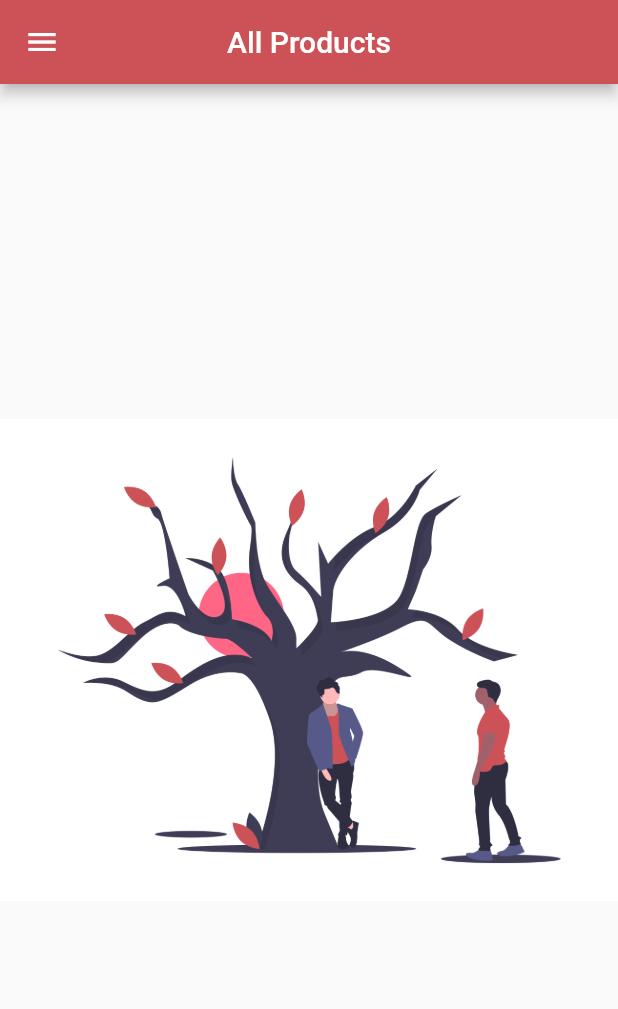
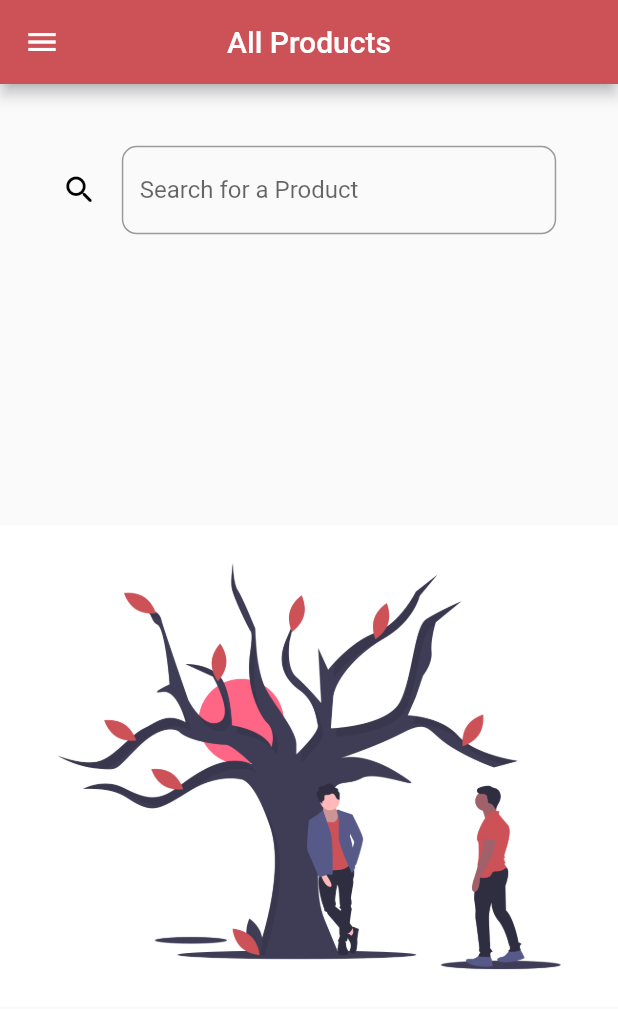
Before and after one commit to DarkNinja15/e-commerce, a Flutter app: the ViewProducts screen opened directly, on a phone screen of 412 x 824 dp. Shown: the top 1009 px of the screen. Run offline on Flutter 3.47's test engine with Material 2 defaults, Android fonts, the phone set to English and light mode, and no system bars; our stand-ins replace cloud_firestore, firebase_auth, firebase_core, firebase_storage, flutter_slidable, flutter_spinkit and 1 more; accounts and stored records are empty.

Commit message:
completed all products screen

```diff
--- a/admin/admin_panel/lib/screens/view_products_screen.dart
+++ b/admin/admin_panel/lib/screens/view_products_screen.dart
@@ -18,6 +18,27 @@ class ViewProducts extends StatelessWidget {
         ),
         body: Column(
           children: [
+            Padding(
+              padding: EdgeInsets.symmetric(
+                  horizontal: MediaQuery.of(context).size.width * 0.1,
+                  vertical: MediaQuery.of(context).size.width * 0.1),
+              child: TextField(
+                style: const TextStyle(),
+                keyboardType: TextInputType.text,
+                decoration: InputDecoration(
+                  fillColor: Colors.grey.shade100,
+                  // filled: true,
+                  hintText: "Search for a Product",
+                  icon: const Icon(
+                    Icons.search_rounded,
+                    color: Colors.black,
+                  ),
+                  border: OutlineInputBorder(
+                    borderRadius: BorderRadius.circular(10),
+                  ),
+                ),
+              ),
+            ),
             Expanded(
               child: StreamBuilder(
                 stream: FirebaseFirestore.instance
--- a/admin/admin_panel/pubspec.yaml
+++ b/admin/admin_panel/pubspec.yaml
@@ -36,6 +36,7 @@ dependencies:
   firebase_storage: ^11.0.9
   flutter:
     sdk: flutter
+  flutter_slidable: ^2.0.0
   flutter_spinkit: ^5.1.0
   image_picker: ^0.8.6
   uuid: ^3.0.7
```
Also changed, not shown: admin/admin_panel/lib/screens/edit_products_page.dart (added, +10 -0 lines), admin/admin_panel/lib/widgets/product_tile.dart (+42 -1 lines), admin/admin_panel/pubspec.lock.
